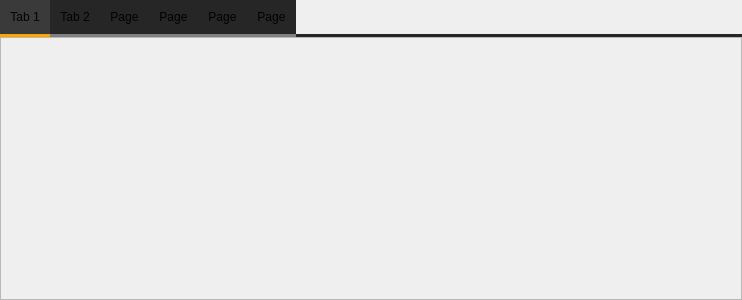
Above: LEO_sniffy/GUI/widgettab.ui from jirik09/Sniffy before the change. Below: the same form after it.
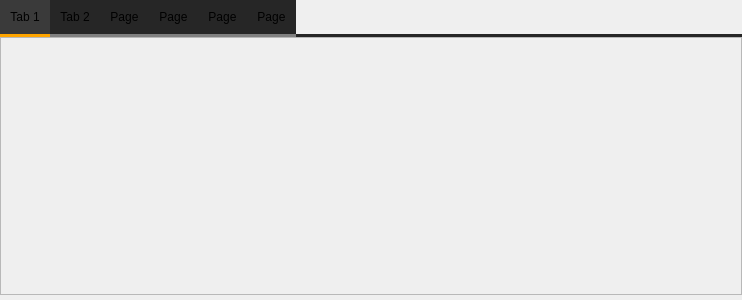
That is the form after the change.

```diff
--- a/LEO_sniffy/GUI/widgettab.ui
+++ b/LEO_sniffy/GUI/widgettab.ui
@@ -59,7 +59,7 @@
     <number>0</number>
    </property>
    <property name="bottomMargin">
-    <number>0</number>
+    <number>5</number>
    </property>
    <item>
     <widget class="QTabWidget" name="tabWidget">
@@ -97,7 +97,7 @@
             <x>0</x>
             <y>0</y>
             <width>740</width>
-            <height>262</height>
+            <height>254</height>
            </rect>
           </property>
           <layout class="QVBoxLayout" name="verticalLayout_1">
```
Left out of the diff: 10 changed lines with no effect on the pictures.
